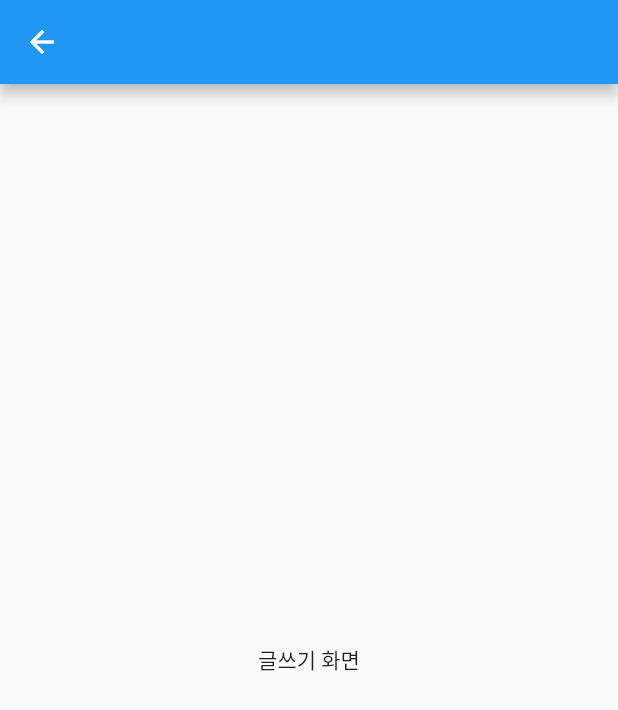
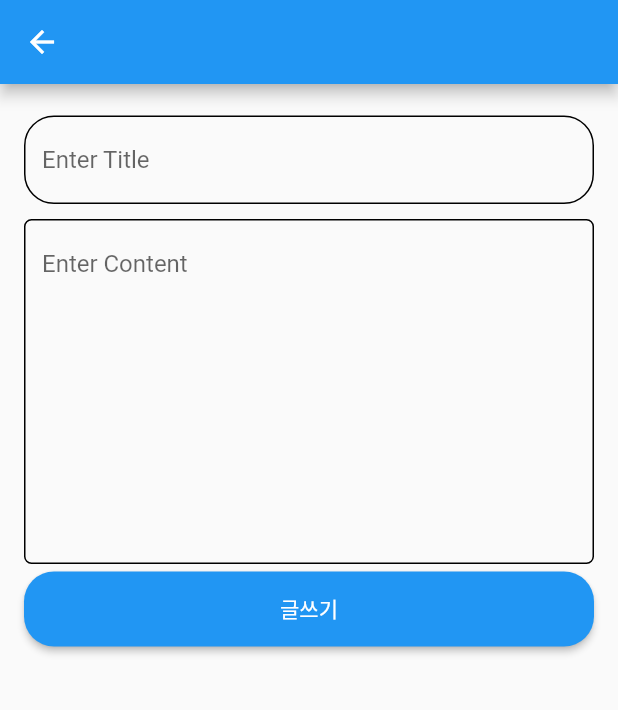
Before and after one commit to Jung9928/Blog_App, a Flutter app: the WritePage screen opened directly, on a phone screen of 412 x 824 dp. Shown: the top 710 px of the screen. Run offline on Flutter 3.47's test engine with Material 2 defaults, Android fonts, the phone set to English and light mode, and no system bars; our stand-ins replace get, validators.

Commit message:
2021-12-09 commit

```diff
--- /dev/null
+++ b/lib/components/custom_textarea.dart
@@ -0,0 +1,37 @@
+import 'package:flutter/material.dart';
+
+class CustomTextArea extends StatelessWidget {
+  final String hint;
+  final funValidator;
+
+  const CustomTextArea({required this.hint, required this.funValidator});
+
+  @override
+  Widget build(BuildContext context) {
+    return Padding(
+      padding: const EdgeInsets.symmetric(vertical: 5),
+      child: TextFormField(
+        maxLines: 10,
+        validator: // funValidator함수를 외부에서 받는 이유는 CustomTextFormField의 값이 이메일 or 비밀번호 or 유저명이 될 수 있어서 검증해야 될 값이 다르기 때문에
+            funValidator,
+        decoration: InputDecoration(
+          hintText: "Enter $hint", // hint가 null 값이어도 null-safe 하도록 $를 사용한다.
+          enabledBorder: OutlineInputBorder(
+            borderRadius: BorderRadius.circular(5),
+          ),
+          focusedBorder: OutlineInputBorder(
+            // 입력 필드 내 커서를 가장자리 가운데에 위치.
+            borderRadius: BorderRadius.circular(5),
+          ),
+          errorBorder: OutlineInputBorder(
+            // 클라이언트가 입력한 정보를 유효성 검증하기 위해 사용.
+            borderRadius: BorderRadius.circular(5),
+          ),
+          focusedErrorBorder: OutlineInputBorder(
+            borderRadius: BorderRadius.circular(5),
+          ),
+        ),
+      ),
+    );
+  }
+}
--- a/lib/main.dart
+++ b/lib/main.dart
@@ -1,5 +1,5 @@
 import 'package:flutter/material.dart';
-import 'package:flutter_blog/pages/user/join_page.dart';
+import 'package:flutter_blog/pages/post/home_page.dart';
 import 'package:get/get.dart';
 //import 'package:flutter_blog/pages/user/login_page.dart';
 
@@ -13,7 +13,7 @@ class MyApp extends StatelessWidget {
     return GetMaterialApp(
       debugShowCheckedModeBanner: false,
       // 라우트 설계는 나중에 GetX 사용 예정
-      home: JoinPage(),
+      home: HomePage(),
     );
   }
 }
--- a/lib/pages/post/write_page.dart
+++ b/lib/pages/post/write_page.dart
@@ -1,12 +1,45 @@
 import 'package:flutter/material.dart';
+import 'package:flutter_blog/components/custom_elevated_button.dart';
+import 'package:flutter_blog/components/custom_text_form_field.dart';
+import 'package:flutter_blog/components/custom_textarea.dart';
+import 'package:flutter_blog/pages/post/home_page.dart';
+import 'package:flutter_blog/util/validator_util.dart';
+import 'package:get/get.dart';
 
 class WritePage extends StatelessWidget {
+  final _formKey = GlobalKey<FormState>(); // form상태를 관리하는 key.
+
   @override
   Widget build(BuildContext context) {
     return Scaffold(
       appBar: AppBar(),
-      body: Center(
-        child: Text("글쓰기 화면"),
+      body: Padding(
+        padding: const EdgeInsets.all(16.0),
+        child: Form(
+          key: _formKey,
+          child: ListView(
+            children: [
+              CustomTextFormField(
+                hint: "Title",
+                funValidator: validateTitle(),
+              ),
+              CustomTextArea(
+                hint: "Content",
+                funValidator: validateContent(),
+              ),
+              CustomElevatedButton(
+                text: "글쓰기",
+                funPageRoute: () {
+                  // !를 사용하여 절대 null값이 될 수 없음을 지정. 그리고 버튼 클릭 시, validate가 실행되어 value값에 입력한 값이 저장.
+                  if (_formKey.currentState!.validate()) {
+                    // 유효성 검증을 통과하면 이동.
+                    Get.off(HomePage()); // 뒤로 가기를 못하도록 Get.off 사용.
+                  }
+                },
+              ),
+            ],
+          ),
+        ),
       ),
     );
   }
--- a/lib/pages/user/join_page.dart
+++ b/lib/pages/user/join_page.dart
@@ -65,6 +65,12 @@ class JoinPage extends StatelessWidget {
               }
             },
           ),
+          TextButton(
+            onPressed: () {
+              Get.to(LoginPage());
+            },
+            child: Text("로그인 페이지로 이동"),
+          ),
         ],
       ),
     );
```
Also changed, not shown: lib/pages/user/login_page.dart (+7 -0 lines), lib/util/validator_util.dart (+26 -0 lines).
